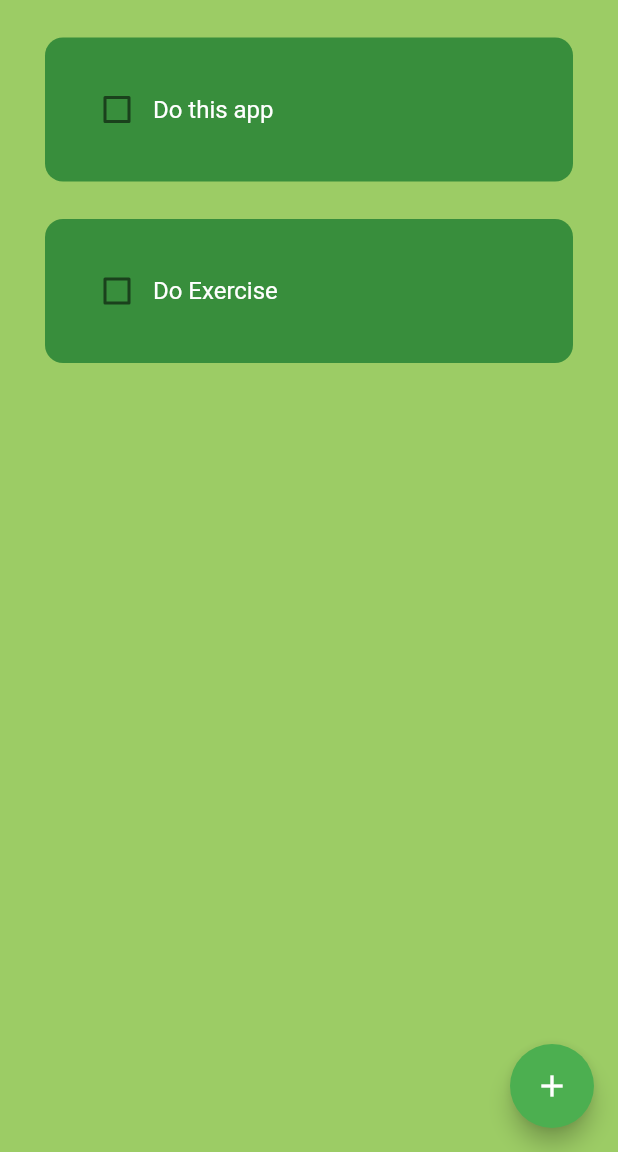
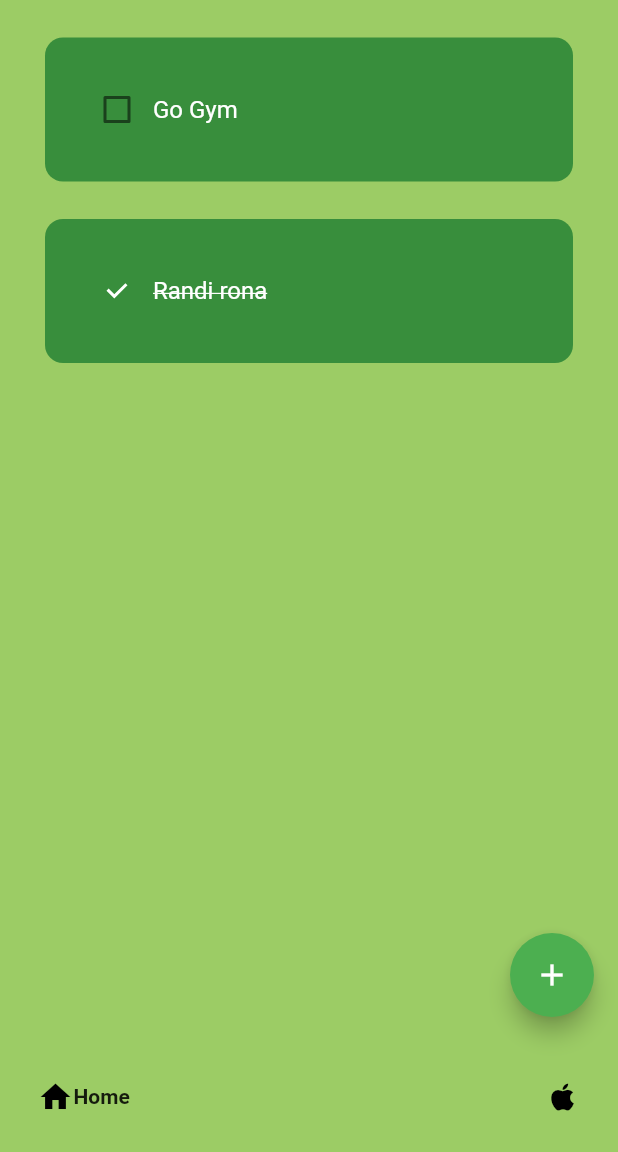
Before and after one commit to PragyanD/HealthSage, a Flutter app: the screen it shows after launch, on a phone screen of 412 x 824 dp, the part 84-1236 px from its top. Run offline on Flutter 3.47's test engine with Material 2 defaults, Android fonts, the phone set to English and light mode, and no system bars; drawn by our look-alikes of flutter_slidable, google_nav_bar; our stand-ins replace hive, hive_flutter; accounts and stored records are empty.

Commit message:
todo complete, pomodoro nav added

```diff
--- /dev/null
+++ b/lib/data/database.dart
@@ -0,0 +1,20 @@
+import 'package:hive/hive.dart';
+
+class ToDoDataBase{
+  List toDoList = [];
+  // refer to box
+  final _myBox = Hive.box('mybox');
+
+  void createInitialData(){
+    toDoList = [
+      ['Go Gym', false],
+      ['Randi rona', true],
+    ];
+   }
+   void loadData(){
+    toDoList = _myBox.get("TODOLIST");
+   }
+   void updateDataBase(){
+    _myBox.put("TODOLIST", toDoList);
+   }
+}
--- a/lib/homePage.dart
+++ b/lib/homePage.dart
@@ -1,5 +1,10 @@
+
+
+import 'package:firstly/data/database.dart';
 import 'package:firstly/util/dialog_box.dart';
+import 'package:firstly/util/bottom_nav_bar.dart';
 import "package:flutter/material.dart";
+import 'package:hive/hive.dart';
 import './util/todo_tile.dart';
 class HomePage extends StatefulWidget {
   const HomePage({super.key});
@@ -9,25 +14,45 @@ class HomePage extends StatefulWidget {
 }
 
 class _HomePageState extends State<HomePage> {
+  // reference the hive box
+  final _myBox = Hive.box('mybox');
+  ToDoDataBase db = ToDoDataBase();
+
   //text controller
   final _controller = TextEditingController();
-  List toDoList = [
-    ["Do this app", false],
-    ["Do Exercise", false]
-  ];
+ @override
+  void initState() {
+    //first time opening the app
+    if (_myBox.get("TODOLIST") == null){
+      db.createInitialData();
+    }else{
+      db.loadData();
+    }
+    super.initState();
+  }
 
   void checkBoxChanged(bool? value, int index){
     setState((){
-      toDoList[index][1] = !toDoList[index][1];
+      db.toDoList[index][1] = !db.toDoList[index][1];
     });
+    db.updateDataBase();
   }
+void deleteTask(int index){
 
+    setState(() {
+      db.toDoList.removeAt(index);
+      db.updateDataBase();
+    });
+
+  }
   // save new task
   void saveNewTask(){
-    print("lmaocalled");
+
     setState(() {
-      toDoList.add([_controller.text, false]);
+      db.toDoList.add([_controller.text, false]);
+      _controller.clear();
     });
+    db.updateDataBase();
     Navigator.of(context).pop();
   }
   void createNewTask() {
@@ -45,6 +70,7 @@ class _HomePageState extends State<HomePage> {
 
 
 }
+
   @override
   Widget build(BuildContext context) {
     return Scaffold(
@@ -53,16 +79,18 @@ class _HomePageState extends State<HomePage> {
         title: Text( "HealthSage" ),
         elevation: 0,
       ),
+      bottomNavigationBar: BottonNavBar(),
       floatingActionButton: FloatingActionButton(
         onPressed:() => createNewTask(),
         child: Icon(Icons.add)),
       body: ListView.builder(
-        itemCount: toDoList.length,
+        itemCount: db.toDoList.length,
         itemBuilder: (context, index) {
           return ToDoTile(
-            taskName: toDoList[index][0],
-            taskCompleted: toDoList[index][1],
+            taskName: db.toDoList[index][0],
+            taskCompleted: db.toDoList[index][1],
             onChanged: (value) => checkBoxChanged(value,index),
+            deleteTask: (context) => deleteTask(index),
             );
         },
       ),
--- /dev/null
+++ b/lib/util/bottom_nav_bar.dart
@@ -0,0 +1,22 @@
+import "package:flutter/material.dart";
+import "package:google_nav_bar/google_nav_bar.dart";
+
+class BottonNavBar extends StatelessWidget {
+  const BottonNavBar({super.key});
+
+  @override
+  Widget build(BuildContext context) {
+    return Container(
+      child: const GNav(
+        tabs: [
+          GButton(
+            icon: Icons.home,
+            text: "Home"
+            ),
+           GButton(
+            icon: Icons.apple,
+            text: "Pomodoro" )
+        ])
+    );
+  }
+}
--- a/lib/util/dialog_box.dart
+++ b/lib/util/dialog_box.dart
@@ -37,6 +37,8 @@ class DialogBox extends StatelessWidget {
             ),
 
           ),
+          //padding for save cancel
+          const SizedBox(height:30),
           //save and cancel buttons
           Row(
             mainAxisAlignment: MainAxisAlignment.center,
--- a/lib/util/todo_tile.dart
+++ b/lib/util/todo_tile.dart
@@ -1,21 +1,36 @@
 import "package:flutter/material.dart";
+import "package:flutter_slidable/flutter_slidable.dart";
 
 class ToDoTile extends StatelessWidget {
   final String taskName;
   final bool taskCompleted;
   Function(bool?)? onChanged;
+  Function(BuildContext)? deleteTask;
 
   ToDoTile({
     super.key,
     required this.taskName,
     required this.taskCompleted,
     required this.onChanged,
+    required this.deleteTask,
   });
 
   @override
   Widget build(BuildContext context) {
     return Padding(
       padding: const EdgeInsets.only(left: 30.0, right: 30, top: 25),
+      child: Slidable(
+        endActionPane: ActionPane(
+          motion: StretchMotion(),
+          children: [
+            SlidableAction(
+              onPressed: deleteTask,
+              icon: Icons.delete,
+              backgroundColor: Colors.red.shade300,
+              borderRadius: BorderRadius.circular(12),
+              )
+
+        ],),
         child: Container(
           padding: const EdgeInsets.all(24),
           decoration: BoxDecoration(
@@ -45,6 +60,7 @@ class ToDoTile extends StatelessWidget {
             ],
           ),
         ),
+      ),
     );
   }
 }
--- a/pubspec.yaml
+++ b/pubspec.yaml
@@ -30,15 +30,21 @@ environment:
 dependencies:
   flutter:
     sdk: flutter
+  hive: ^2.2.3
+  hive_flutter: ^1.1.0
 
 
   # The following adds the Cupertino Icons font to your application.
   # Use with the CupertinoIcons class for iOS style icons.
   cupertino_icons: ^1.0.2
+  flutter_slidable: ^1.2.0
+  google_nav_bar: ^5.0.6
 
 dev_dependencies:
   flutter_test:
     sdk: flutter
+  hive_generator: ^1.1.3
+  build_runner: ^2.1.11
 
   # The "flutter_lints" package below contains a set of recommended lints to
   # encourage good coding practices. The lint set provided by the package is
```
Also changed, not shown: lib/main.dart (+9 -2 lines), pubspec.lock, 1 other file. Lines whose indentation alone changed are shown as unchanged.
